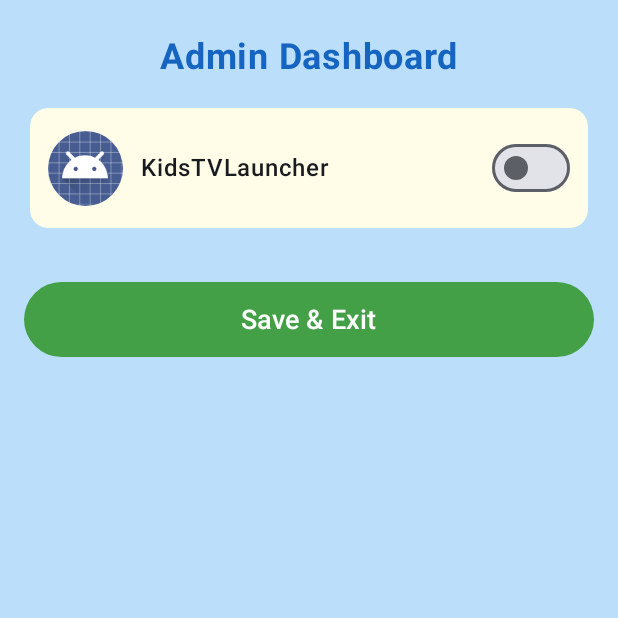
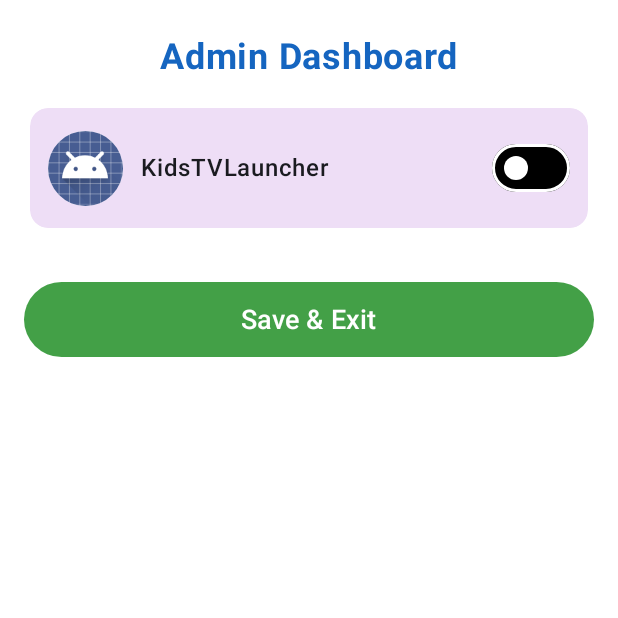
Before and after one commit to DevDewangan16/KidsTVLauncher, an Android app built with Jetpack Compose: the AdminDashboardScreen screen opened through its navigation route, on a phone screen of 412 x 824 dp, the top half of it. Run offline under Robolectric (Android 15) with nearby library versions, the light colour scheme and no system bars.

Commit message:
Revamped the Admin Dashboard UI for better user experience and streamlined navigation.

```diff
--- a/app/src/main/java/com/example/kidstvlauncher/ui/AdminDashboard.kt
+++ b/app/src/main/java/com/example/kidstvlauncher/ui/AdminDashboard.kt
@@ -25,6 +25,7 @@ import androidx.compose.material3.ButtonDefaults
 import androidx.compose.material3.Card
 import androidx.compose.material3.CardDefaults
 import androidx.compose.material3.Switch
+import androidx.compose.material3.SwitchDefaults
 import androidx.compose.material3.Text
 import androidx.compose.runtime.Composable
 import androidx.compose.runtime.getValue
@@ -50,7 +51,7 @@ fun AdminDashboardScreen(navController: NavController, approvedApps: MutableSet<
     Column(
         modifier = Modifier
             .fillMaxSize()
-            .background(Color(0xFFBBDEFB)) // Blue background
+            .background(Color.White) // Blue background
     ) {
         Text(
             text = "Admin Dashboard",
@@ -100,7 +101,7 @@ fun AdminAppItem(app: ApplicationInfo, pm: PackageManager, approvedApps: Mutable
             .height(80.dp)
             .clip(RoundedCornerShape(12.dp)),
         colors = CardDefaults.cardColors(
-            containerColor = Color(0xFFFFFDE7)
+            containerColor = Color(0xFFEEDEF6)
         ) // Light Yellow
     ) {
         Row(
@@ -133,7 +134,15 @@ fun AdminAppItem(app: ApplicationInfo, pm: PackageManager, approvedApps: Mutable
                     } else {
                         approvedApps.remove(app.packageName)
                     }
-                }
+                },
+                colors = SwitchDefaults.colors(
+                    checkedThumbColor = Color.White,     // Thumb when ON
+                    uncheckedThumbColor = Color.White,   // Thumb when OFF
+                    checkedTrackColor = Color.Black,     // Track when ON
+                    uncheckedTrackColor = Color.Black,    // Track when OFF
+                    checkedBorderColor = Color.White,
+                    uncheckedBorderColor = Color.White
+                )
             )
         }
     }
--- a/app/src/main/java/com/example/kidstvlauncher/ui/AppItemView.kt
+++ b/app/src/main/java/com/example/kidstvlauncher/ui/AppItemView.kt
@@ -14,6 +14,7 @@ import androidx.compose.runtime.setValue
 import androidx.compose.ui.Alignment
 import androidx.compose.ui.Modifier
 import androidx.compose.ui.unit.dp
+import com.example.kidstvlauncher.ui.data.AppItem
 
 @Composable
 fun AppItemView(app: AppItem, onToggle: (Boolean) -> Unit) {
--- a/app/src/main/java/com/example/kidstvlauncher/ui/AppItem.kt
+++ b/app/src/main/java/com/example/kidstvlauncher/ui/data/AppItem.kt
@@ -1,4 +1,4 @@
-package com.example.kidstvlauncher.ui
+package com.example.kidstvlauncher.ui.data
 
 data class AppItem(
     val appName: String,
```
